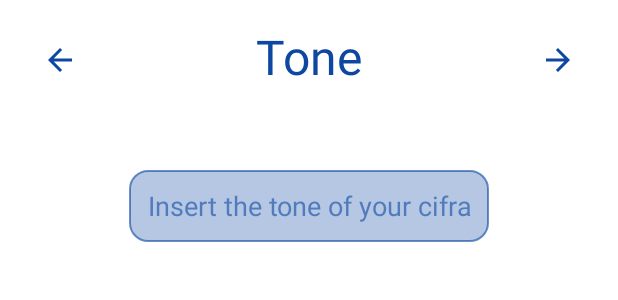
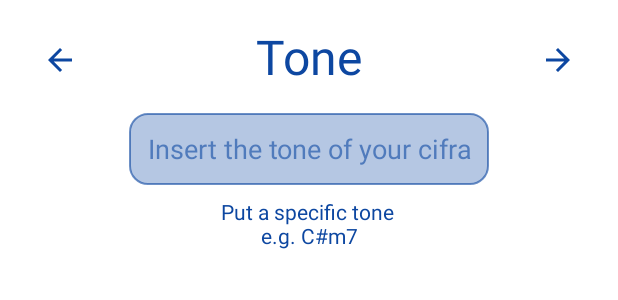
Before and after one commit to VictorS8/SuaCifra, an Android app: the layout add_cifra_tone_fragment.xml on its own in the app's theme, with its tools: preview values and no code run, on a phone screen of 412 x 824 dp. Shown: the top 300 px of the screen. Run offline under Robolectric (Android 15) with nearby library versions, the phone set to English and light mode, and no system bars.

Commit message:
Update AddCifraToneFragment

```diff
--- a/app/src/main/res/layout/add_cifra_tone_fragment.xml
+++ b/app/src/main/res/layout/add_cifra_tone_fragment.xml
@@ -47,17 +47,6 @@
             app:layout_constraintTop_toTopOf="parent"
             app:tint="?attr/colorPrimary" />
 
-        <TextView
-            android:id="@+id/addCifraToneStringTextView"
-            style="@style/textViewStyle"
-            android:layout_width="match_parent"
-            android:layout_height="wrap_content"
-            android:layout_margin="@dimen/medium_space"
-            android:textAlignment="center"
-            app:layout_constraintEnd_toEndOf="parent"
-            app:layout_constraintStart_toStartOf="parent"
-            app:layout_constraintTop_toBottomOf="@id/addCifraToneTitleTextView" />
-
         <EditText
             android:id="@+id/addCifraToneEditText"
             style="@style/editTextStyle"
@@ -65,13 +54,25 @@
             android:layout_height="wrap_content"
             android:layout_margin="@dimen/medium_space"
             android:hint="@string/tone_hint_string"
-            android:imeOptions="actionNext"
+            android:imeOptions="actionDone"
             android:importantForAutofill="no"
             android:inputType="textPersonName|textCapSentences"
             android:maxWidth="488dp"
             app:layout_constraintEnd_toEndOf="parent"
             app:layout_constraintStart_toStartOf="parent"
-            app:layout_constraintTop_toBottomOf="@id/addCifraToneStringTextView" />
+            app:layout_constraintTop_toBottomOf="@id/addCifraToneTitleTextView" />
+
+        <TextView
+            android:id="@+id/sequenceHelperTextView"
+            style="@style/helperTextStyle"
+            android:layout_width="wrap_content"
+            android:layout_height="wrap_content"
+            android:layout_margin="@dimen/minimal_space"
+            android:text="@string/tone_helper_string"
+            android:textAlignment="center"
+            app:layout_constraintEnd_toEndOf="parent"
+            app:layout_constraintStart_toStartOf="parent"
+            app:layout_constraintTop_toBottomOf="@id/addCifraToneEditText" />
 
     </androidx.constraintlayout.widget.ConstraintLayout>
 </layout>
--- a/build.gradle
+++ b/build.gradle
@@ -9,8 +9,8 @@ buildscript {
 }
 // Top-level build file where you can add configuration options common to all sub-projects/modules.
 plugins {
-    id 'com.android.application' version '7.4.1' apply false
-    id 'com.android.library' version '7.4.1' apply false
+    id 'com.android.application' version '7.4.2' apply false
+    id 'com.android.library' version '7.4.2' apply false
     id 'org.jetbrains.kotlin.android' version '1.7.10' apply false
 }
 
```
Also changed, not shown: app/src/main/java/br/com/suacifra/screens/add/AddCifraToneFragment.kt (+13 -11 lines), app/src/main/res/values/strings.xml (+7 -2 lines), 1 other file.
